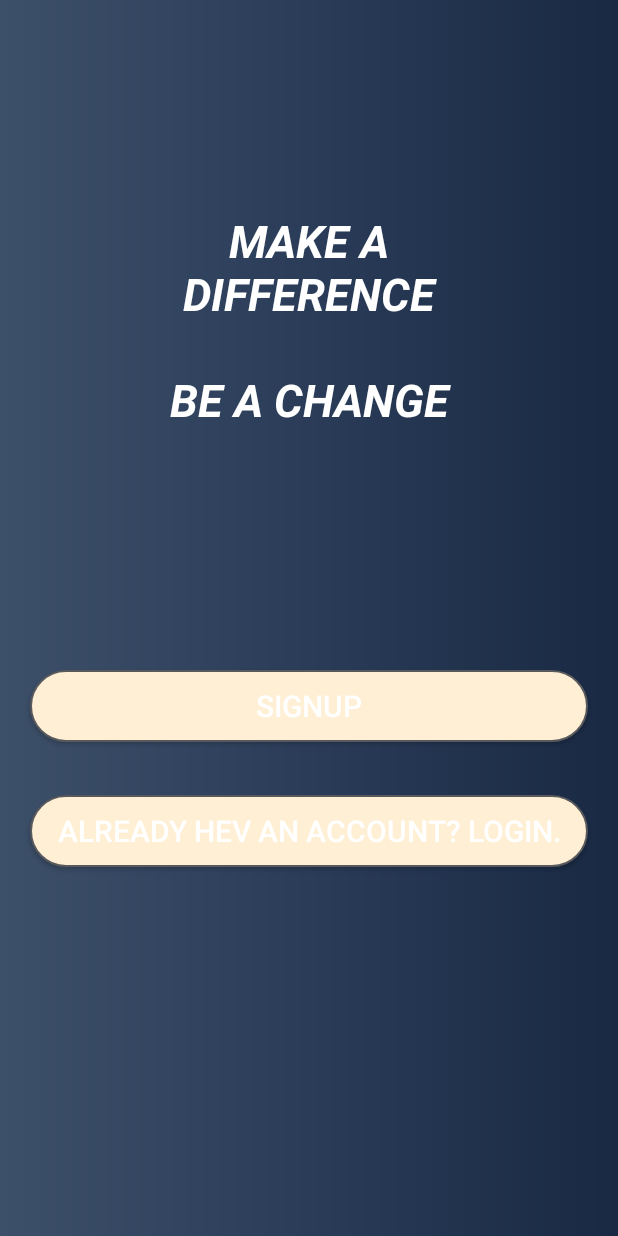
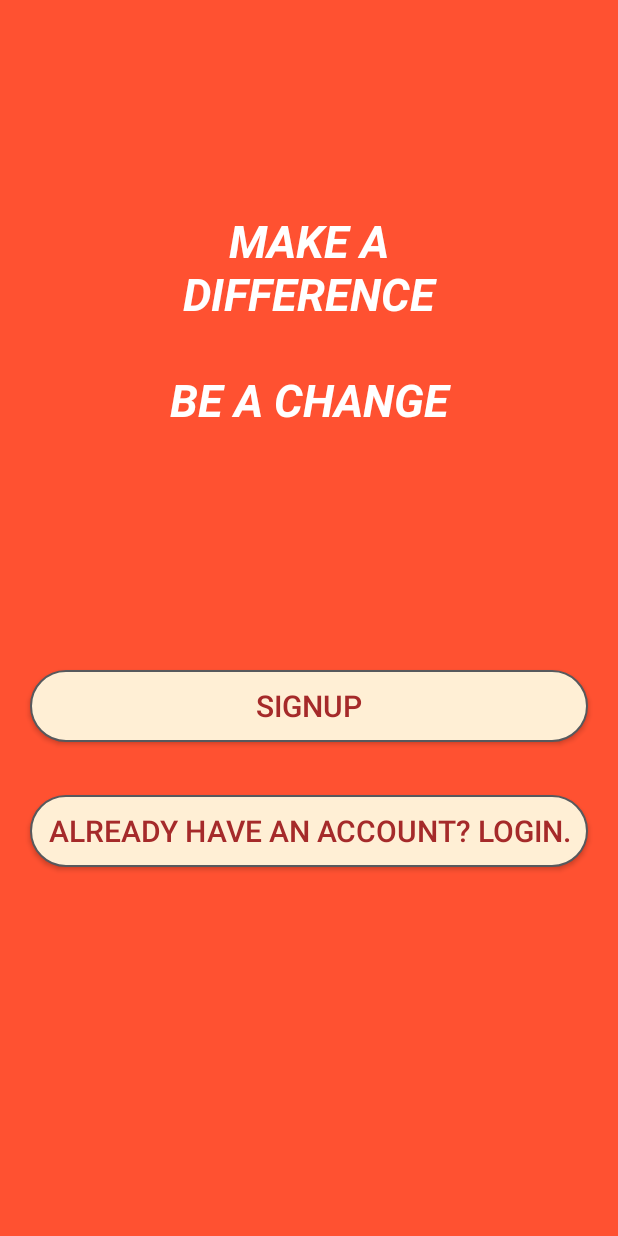
Before and after one commit to alesdos2010m/NGO_hub, an Android app: the MainNGOActivity screen opened directly, with no data from a screen before it, on a phone screen of 412 x 824 dp. Run offline under Robolectric (Android 15) with nearby library versions, the phone set to English and light mode, and no system bars.

Commit message:
build 0.1.4.16
Minor Design changes are done to make application attractive, and worked on astetics...

```diff
--- a/NGOHub/app/src/main/res/layout/activity_main_ngo.xml
+++ b/NGOHub/app/src/main/res/layout/activity_main_ngo.xml
@@ -14,7 +14,7 @@
         android:layout_width="match_parent"
         android:layout_height="wrap_content"
         tools:context=".MainNGOActivity"
-        android:background="@drawable/gradient1"
+        android:background="@color/primaryLightColor"
         >
         <TextView
             android:id="@+id/app_Quote1_ngo"
@@ -55,7 +55,7 @@
             android:background="@drawable/button_main"
             android:text="@string/SIGNUP"
             android:textSize="20sp"
-            android:textColor="@color/primaryTextColor"
+            android:textColor="@color/color"
             android:onClick="buttonClick"
             />
         <Button
@@ -68,9 +68,9 @@
             android:layout_marginRight="20dp"
             android:layout_centerHorizontal="true"
             android:background="@drawable/button_main"
-            android:text="Already hev an Account? Login."
+            android:text="Already have an Account? Login."
             android:textSize="20sp"
-            android:textColor="@color/primaryTextColor"
+            android:textColor="@color/color"
             android:onClick="buttonClick"
             />
 <!--        <TextView-->
```
Also changed, not shown: NGOHub/app/src/main/res/layout/activity_main_volunteer.xml (+4 -4 lines).
